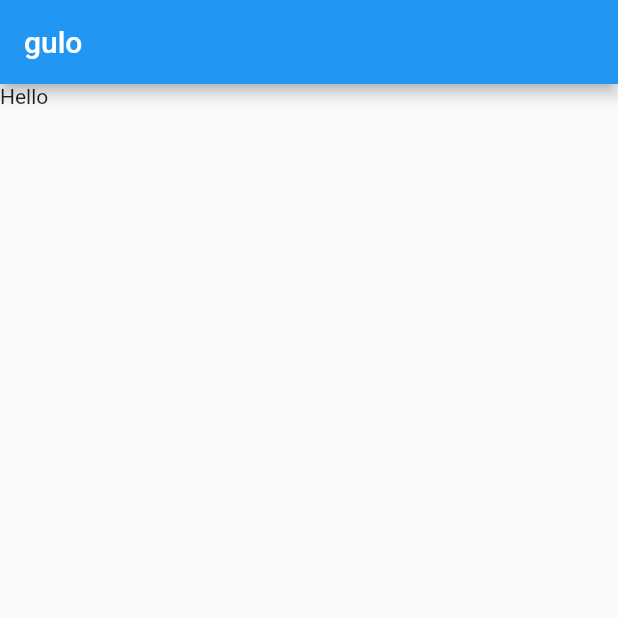
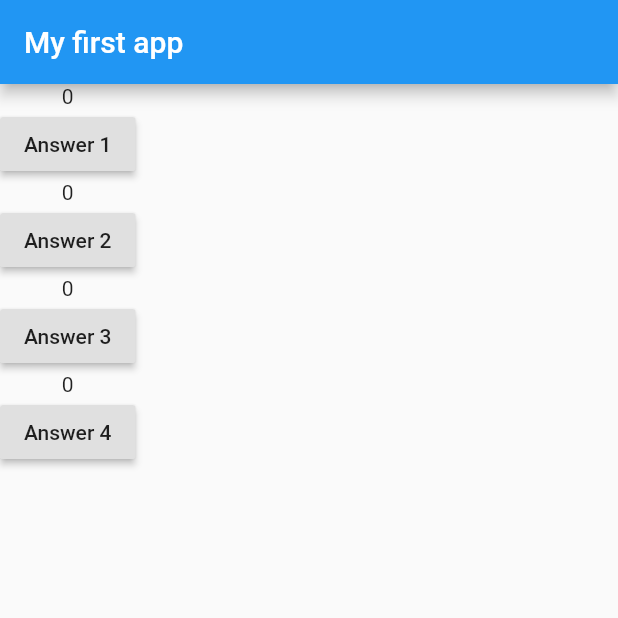
Before and after one commit to hashirshoaeb/flutter-tales, a Flutter app: the screen it shows after launch, on a phone screen of 412 x 824 dp, the top half of it. Run offline on Flutter 3.47's test engine with Material 2 defaults, Android fonts, the phone set to English and light mode, and no system bars.

Commit message:
lab2 2mar

```diff
--- a/lib/main.dart
+++ b/lib/main.dart
@@ -2,16 +2,54 @@ import 'package:flutter/material.dart';
 
 void main() => runApp(MyApp());
 
-class MyApp extends StatelessWidget {
+class MyApp extends StatefulWidget {
   @override
+  State<StatefulWidget> createState() {
+    return MyAppState();
+  }
+}
+
+class MyAppState extends State<MyApp> {
+  var _counter = [0, 0, 0, 0];
+
   Widget build(BuildContext context) {
     return MaterialApp(
-      home: Scaffold(
-        appBar: AppBar(
-          title: Text('gulo'),
-        ),
-        body: Text('Hello'),
+        home: Scaffold(
+      appBar: AppBar(
+        title: Text('My first app'),
       ),
-    );
+      body: Column(
+        children: <Widget>[
+          Text(this._counter[0].toString()),
+          RaisedButton(
+            child: Text('Answer 1'),
+            onPressed: () => {
+              setState(() => {_counter[0]++})
+            },
+          ),
+          Text(this._counter[1].toString()),
+          RaisedButton(
+            child: Text('Answer 2'),
+            onPressed: () => {
+              setState(() => {_counter[1]++})
+            },
+          ),
+          Text(this._counter[2].toString()),
+          RaisedButton(
+            child: Text('Answer 3'),
+            onPressed: () {
+              setState(() => {_counter[2]++});
+            },
+          ),
+          Text(this._counter[3].toString()),
+          RaisedButton(
+            child: Text('Answer 4'),
+            onPressed: () => {
+              setState(() => {_counter[3]++})
+            },
+          ),
+        ],
+      ),
+    ));
   }
 }
```
